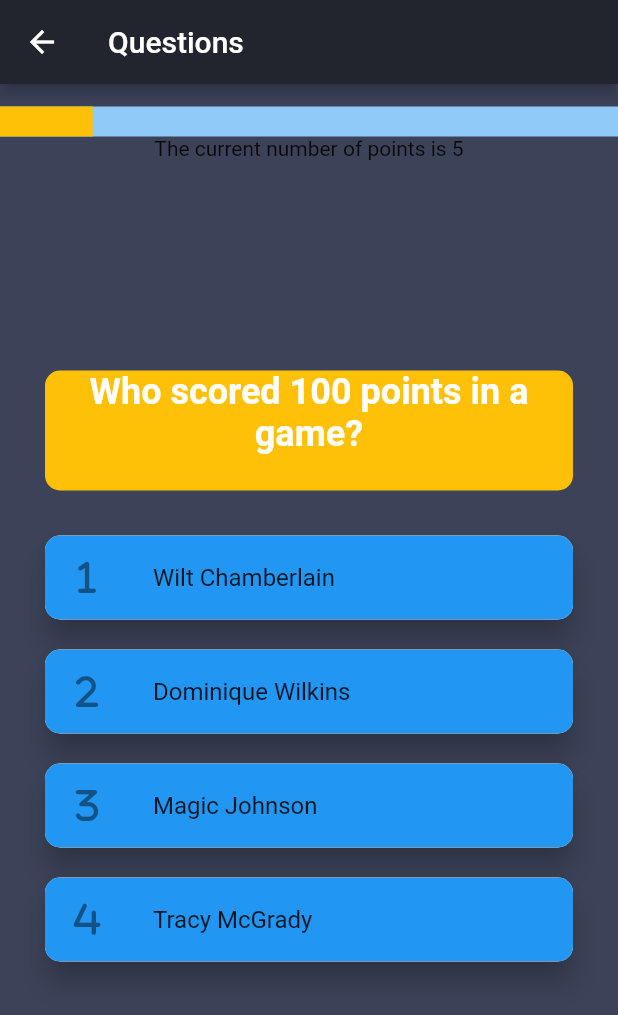
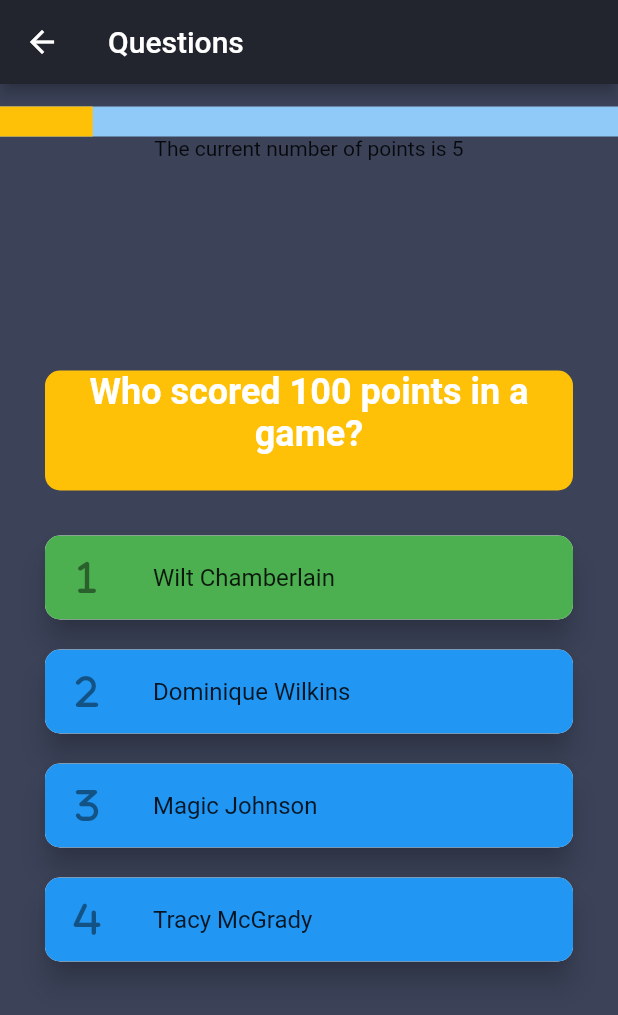
Before and after one commit to soulandbone/trivia_app, a Flutter app: the QuestionsScreen screen opened by its route, after a tap on an icon or button, on a phone screen of 412 x 824 dp. Shown: the top 1015 px of the screen. Run offline on Flutter 3.47's test engine with Material 2 defaults, Android fonts, the light colour scheme and no system bars; our stand-ins replace flutter_riverpod, font_awesome_flutter, gap.

Commit message:
Changes state and updates UI at the same  with ConsumerStatefulWidget

```diff
--- a/lib/widgets/answers.dart
+++ b/lib/widgets/answers.dart
@@ -3,7 +3,7 @@ import 'package:flutter_riverpod/flutter_riverpod.dart';
 import 'package:font_awesome_flutter/font_awesome_flutter.dart';
 import 'package:trivia_app/providers/riverpod.dart';
 
-class Answers extends ConsumerWidget {
+class Answers extends ConsumerStatefulWidget {
   final int number;
   final String optionText;
   final int answer;
@@ -14,6 +14,21 @@ class Answers extends ConsumerWidget {
       required this.answer,
       super.key});
 
+  @override
+  ConsumerState<Answers> createState() => _AnswersState();
+}
+
+class _AnswersState extends ConsumerState<Answers> {
+  bool pressed = false;
+
+  void addPoints(WidgetRef ref) {
+    final quiz = ref.read(quizProvider.notifier);
+    quiz.addPoints();
+    setState(() {
+      pressed = true;
+    });
+  }
+
   List<Icon> icons = const [
     Icon(FontAwesomeIcons.one),
     Icon(FontAwesomeIcons.two),
@@ -21,13 +36,8 @@ class Answers extends ConsumerWidget {
     Icon(FontAwesomeIcons.four),
   ];
 
-  void addPoints(WidgetRef ref) {
-    final quiz = ref.read(quizProvider.notifier);
-    quiz.addPoints();
-  }
-
   @override
-  Widget build(BuildContext context, WidgetRef ref) {
+  Widget build(BuildContext context) {
     return Card(
       margin: const EdgeInsets.symmetric(horizontal: 30, vertical: 10),
       shape: const RoundedRectangleBorder(
@@ -37,10 +47,10 @@ class Answers extends ConsumerWidget {
         onTap: () => addPoints(ref),
         shape: const RoundedRectangleBorder(
             borderRadius: BorderRadius.all(Radius.circular(10))),
-        tileColor: Colors.blue,
+        tileColor: pressed ? Colors.green : Colors.blue,
 
-        leading: icons[number], //Text('$number.'),
-        title: Text(optionText),
+        leading: icons[widget.number], //Text('$number.'),
+        title: Text(widget.optionText),
       ),
     );
   }
```
